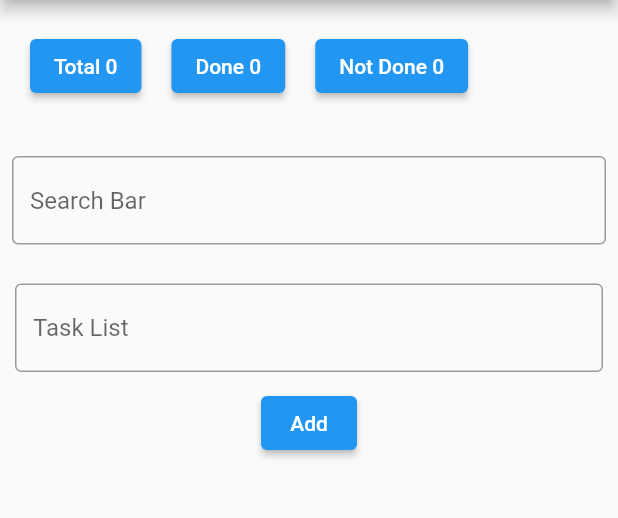
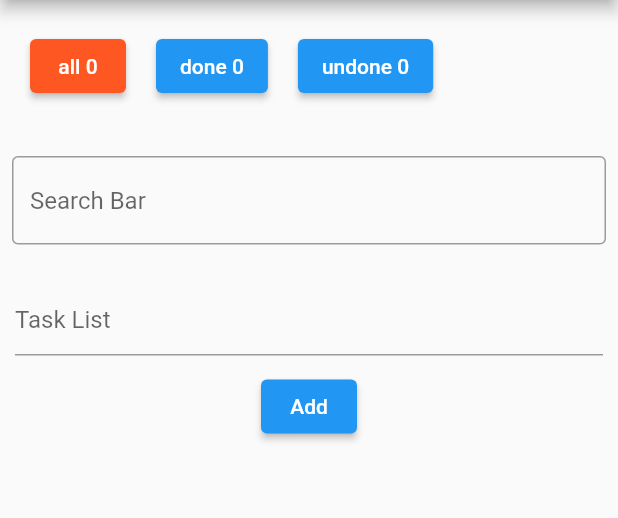
Before and after one commit to MrDao2810/todoapp-flutter, a Flutter app: the screen it shows after launch, on a phone screen of 412 x 824 dp, the part 84-602 px from its top. Run offline on Flutter 3.47's test engine with Material 2 defaults, Android fonts, the phone set to English and light mode, and no system bars.

Commit message:
Add function in filter

```diff
--- a/lib/main.dart
+++ b/lib/main.dart
@@ -1,5 +1,6 @@
 
 import 'package:flutter/material.dart';
+import 'package:project_todoapp/task.dart';
 
 void main() {
   runApp(const MyApp());
@@ -30,19 +31,12 @@ class MyHomePage extends StatefulWidget {
   State<MyHomePage> createState() => _MyHomePageState();
 }
 
-// Object Task
-class Task{ //modal class for Person object
-  bool status;
-  String content;
-  Task({required this.status, required this.content});
-}
-
 class _MyHomePageState extends State<MyHomePage> {
   int _counter = 0;
   List<Task> todoList = [];
   String currentStatus = 'all';
   bool isChecked = false;
-  int count = 0;
+  int doneCount = 0;
 
   void _incrementCounter() {
     setState(() {
@@ -56,18 +50,12 @@ class _MyHomePageState extends State<MyHomePage> {
     if (currentStatus == 'all') {
       displayedTasks = todoList;
     } else if (currentStatus == 'done') {
-      displayedTasks = todoList.where((element) => element.status == true).toList();
+      displayedTasks = todoList.where((element) => element.status).toList();
     } else {
-      displayedTasks = todoList.where((element) => element.status == false).toList();
+      displayedTasks = todoList.where((element) => !element.status).toList();
     }
     // Count Done
-    count = 0;
-    for (var task in todoList) {
-      if(task.status) {
-        count++;
-      }
-    }
-
+    doneCount = todoList.where((element) => element.status).toList().length;
     Widget titleSection = Container(
       padding: const EdgeInsets.all(10),
       child: Row(
@@ -95,58 +83,36 @@ class _MyHomePageState extends State<MyHomePage> {
     );
     Color color = Theme.of(context).primaryColor;
 
+    Widget _generateButton({required String value, required int taskCount}) {
+      const normalColor = Colors.blue;
+      const activeColor = Colors.deepOrange;
+      return Container(
+        margin: const EdgeInsets.all(10),
+        // ignore: deprecated_member_use
+        child: ElevatedButton(
+          style: ElevatedButton.styleFrom(
+            primary: currentStatus == value ? activeColor : normalColor, // background
+            onPrimary: Colors.white, // foreground
+          ),
+          onPressed: () {
+            setState(() {
+              currentStatus = value;
+            });
+          },
+          child: Text('$value $taskCount'),
+        ),
+      );
+    }
+
+
     // Start -- Create button task-filter --
     Widget taskFilter = Container(
       padding: const EdgeInsets.all(10),
       child: Row(
         children: [
-          Container(
-            margin: const EdgeInsets.all(10),
-            // ignore: deprecated_member_use
-            child: ElevatedButton(
-              style: ElevatedButton.styleFrom(
-                primary: Colors.blue, // background
-                onPrimary: Colors.white, // foreground
-              ),
-              onPressed: () {
-                setState(() {
-                  currentStatus = 'all';
-                });
-              },
-              child: Text('Total ${todoList.length}'),
-            ),
-          ),
-          Container(
-            margin: const EdgeInsets.all(10),
-            // ignore: deprecated_member_use
-            child: ElevatedButton(
-              style: ElevatedButton.styleFrom(
-                primary: Colors.blue, // background
-                onPrimary: Colors.white, // foreground
-              ),
-              onPressed: () {
-                setState(() {
-                  currentStatus = 'done';
-                });
-              },
-              child: Text('Done $count'),
-            ),
-          ),
-          Container(
-            margin: const EdgeInsets.all(10),
-            child: ElevatedButton(
-              style: ElevatedButton.styleFrom(
-                primary: Colors.blue, // background
-                onPrimary: Colors.white, // foreground
-              ),
-              onPressed: () {
-                setState(() {
-                  currentStatus = 'undone';
-                });
-              },
-              child: Text('Not Done ${todoList.length - count}'),
-            ),
-          ),
+          _generateButton(value: 'all', taskCount: todoList.length),
+          _generateButton(value: 'done', taskCount: doneCount),
+          _generateButton(value: 'undone', taskCount: todoList.length - doneCount)
         ],
       ),
     );
@@ -176,7 +142,6 @@ class _MyHomePageState extends State<MyHomePage> {
            TextField(
             controller: valueTaskList,
             decoration: const InputDecoration(
-              border: OutlineInputBorder(),
               hintText: 'Task List',
             ),
           ),
--- /dev/null
+++ b/lib/task.dart
@@ -0,0 +1,6 @@
+
+class Task{ //modal class for Person object
+  bool status;
+  String content;
+  Task({required this.status, required this.content});
+}
--- a/pubspec.yaml
+++ b/pubspec.yaml
@@ -34,6 +34,7 @@ dependencies:
   # The following adds the Cupertino Icons font to your application.
   # Use with the CupertinoIcons class for iOS style icons.
   cupertino_icons: ^1.0.2
+  reorderables: ^0.5.0
 
 dev_dependencies:
   flutter_test:
```
Also changed, not shown: pubspec.lock.
